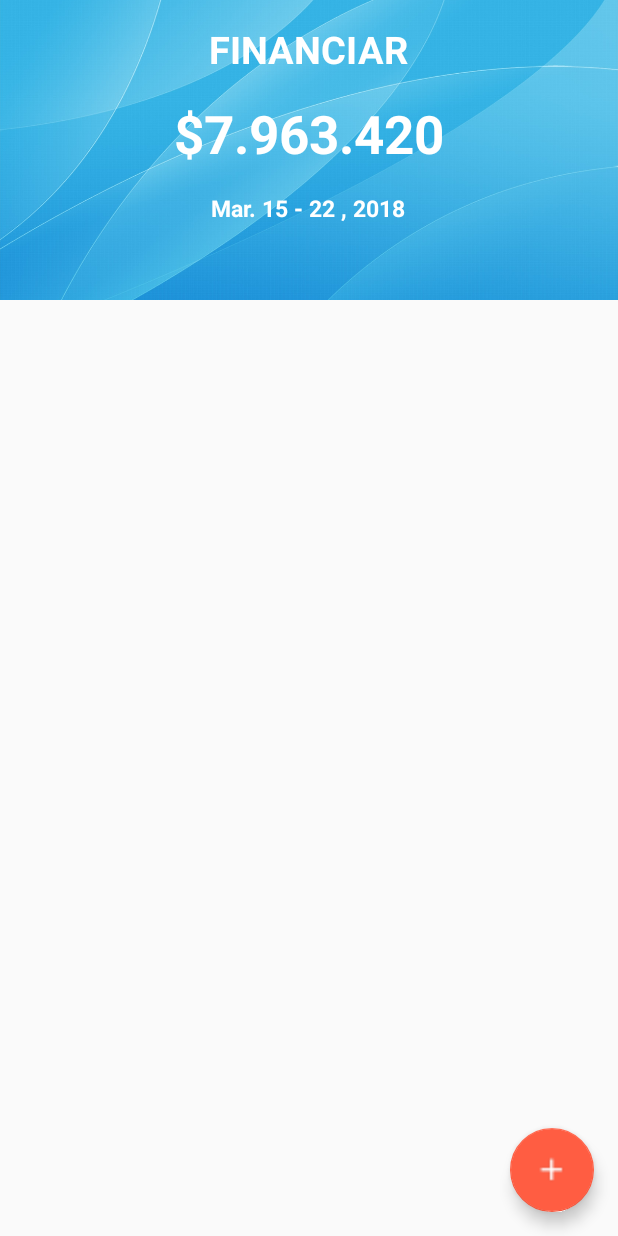
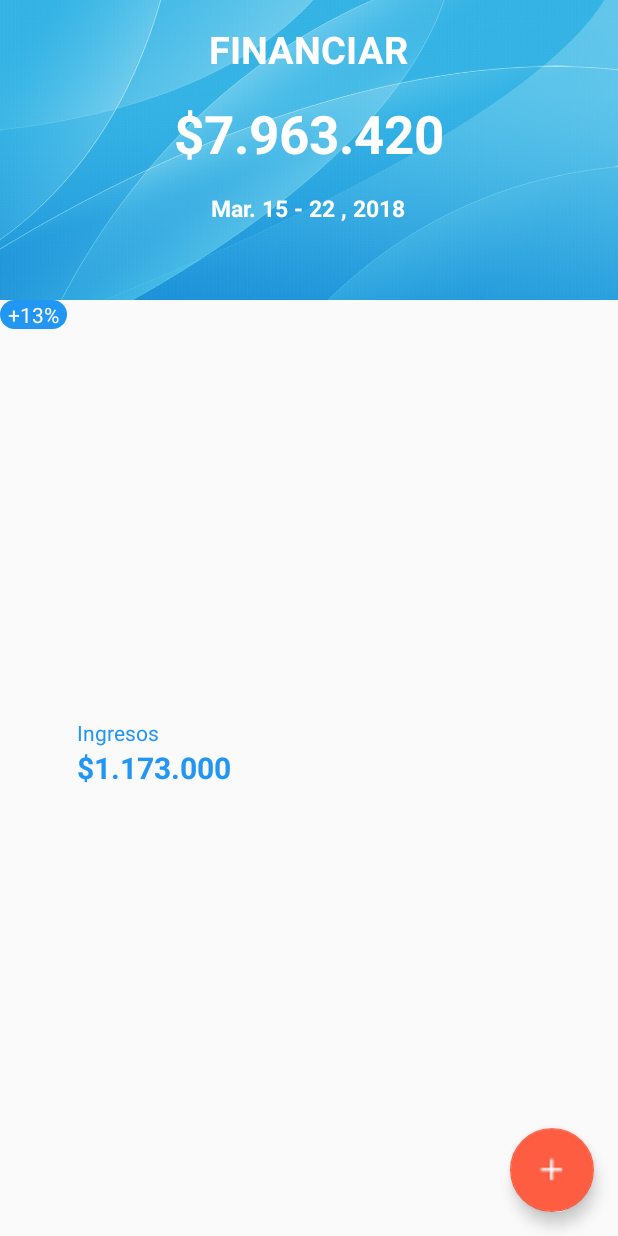
Before and after one commit to camilolozano/QuizCamiloLozanoDeLeonI023111, an Android app: the screen it shows after launch (MainActivity), on a phone screen of 412 x 824 dp. Run offline under Robolectric (Android 15) with nearby library versions, the phone set to English and light mode, and no system bars.

Commit message:
add inicio tercer seccion

```diff
--- /dev/null
+++ b/app/src/main/res/drawable/back_blue.xml
@@ -0,0 +1,16 @@
+<?xml version="1.0" encoding="utf-8"?>
+<selector xmlns:android="http://schemas.android.com/apk/res/android">
+
+    <item>
+        <shape android:shape="rectangle">
+            <!-- color de fondo del shape -->
+            <solid android:color="@color/colorPrimary"/>
+            <!-- tamaño y color del shape -->
+            <stroke
+                android:color="@color/colorPrimary"
+                android:width="5dp"/>
+            <!-- tamaño de las esquinas redondeadas -->
+            <corners android:radius="70dp"/>
+        </shape>
+    </item>
+</selector>
--- a/app/src/main/res/layout/activity_main.xml
+++ b/app/src/main/res/layout/activity_main.xml
@@ -9,13 +9,13 @@
     <LinearLayout
         android:layout_width="match_parent"
         android:layout_height="match_parent"
-        android:orientation="horizontal"
+        android:orientation="vertical"
         >
 
         <RelativeLayout
-            android:layout_weight="1"
             android:layout_width="match_parent"
-            android:layout_height="match_parent">
+            android:layout_height="wrap_content"
+            >
 
             <ImageView
                 android:layout_width="match_parent"
@@ -49,7 +49,6 @@
                 android:layout_below="@+id/txt_financiar"
                 />
 
-
             <TextView
                 android:id="@+id/txt_fecha"
                 android:layout_width="wrap_content"
@@ -63,8 +62,65 @@
                 android:layout_below="@+id/txt_monto"
                 />
 
+        </RelativeLayout>
 
-        </RelativeLayout>
+        <LinearLayout
+            android:layout_width="match_parent"
+            android:layout_height="match_parent"
+            android:layout_weight="1"
+            android:orientation="horizontal"
+            >
+
+           <RelativeLayout
+               android:layout_weight="1"
+               android:layout_width="match_parent"
+               android:layout_height="match_parent"
+               >
+
+               <TextView
+                   android:id="@+id/ingresos"
+                   android:layout_width="wrap_content"
+                   android:layout_height="wrap_content"
+                   android:text="@string/ingresos"
+                   android:textColor="@color/colorPrimary"
+                   android:layout_above="@+id/montoingreso"
+                   android:layout_alignLeft="@+id/montoingreso"
+                   />
+
+               <TextView
+                   android:layout_width="wrap_content"
+                   android:layout_height="wrap_content"
+                   android:background="@drawable/back_blue"
+                   android:text="@string/procentajeZ"
+                   android:textColor="@color/colorWhiteText"
+                   android:paddingLeft="5dp"
+                   android:paddingRight="5dp"
+                   />
+
+               <TextView
+                   android:id="@+id/montoingreso"
+                   android:layout_width="wrap_content"
+                   android:layout_height="wrap_content"
+                   android:text="@string/valor_ingreso"
+                   android:textColor="@color/colorPrimary"
+                   android:layout_centerHorizontal="true"
+                   android:layout_centerVertical="true"
+                   android:textStyle="bold"
+                   android:textSize="20sp"
+
+                   />
+
+           </RelativeLayout>
+
+            <RelativeLayout
+                android:layout_weight="1"
+                android:layout_width="match_parent"
+                android:layout_height="match_parent"
+                >
+
+            </RelativeLayout>
+
+        </LinearLayout>
 
     </LinearLayout>
 
--- a/app/src/main/res/values/strings.xml
+++ b/app/src/main/res/values/strings.xml
@@ -6,4 +6,7 @@
     <string name="financiar">FINANCIAR</string>
     <string name="monto">$7.963.420</string>
     <string name="fecha">Mar. 15 - 22 , 2018</string>
+    <string name="ingresos">Ingresos</string>
+    <string name="procentajeZ">+13%</string>
+    <string name="valor_ingreso">$1.173.000</string>
 </resources>
```
